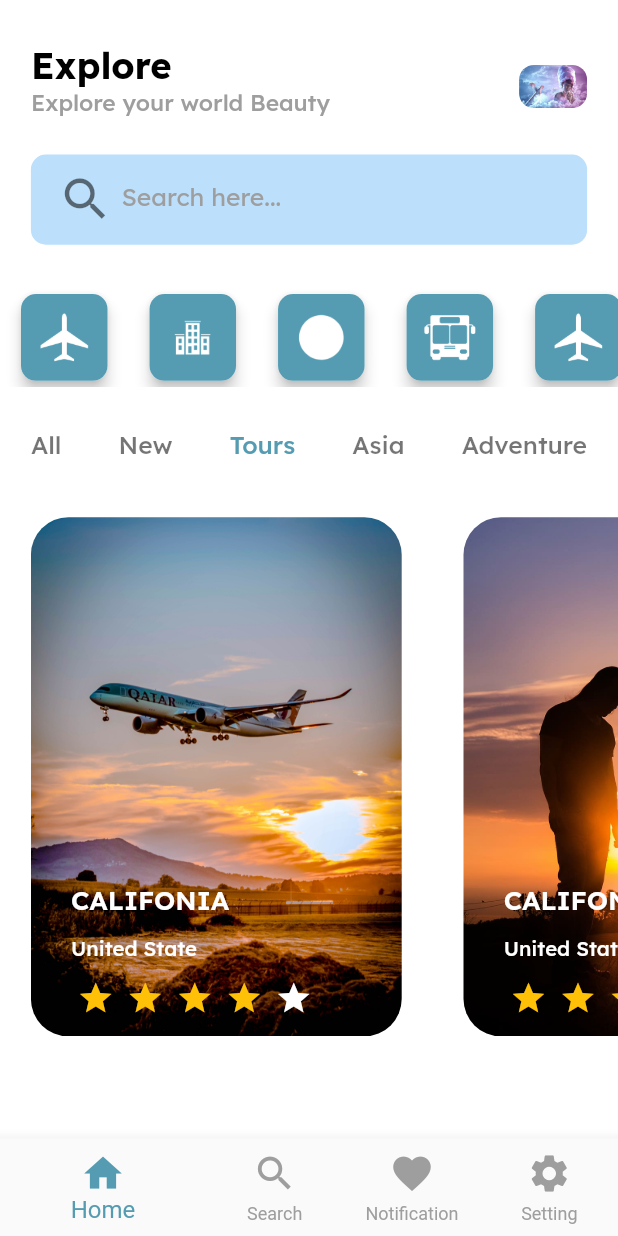
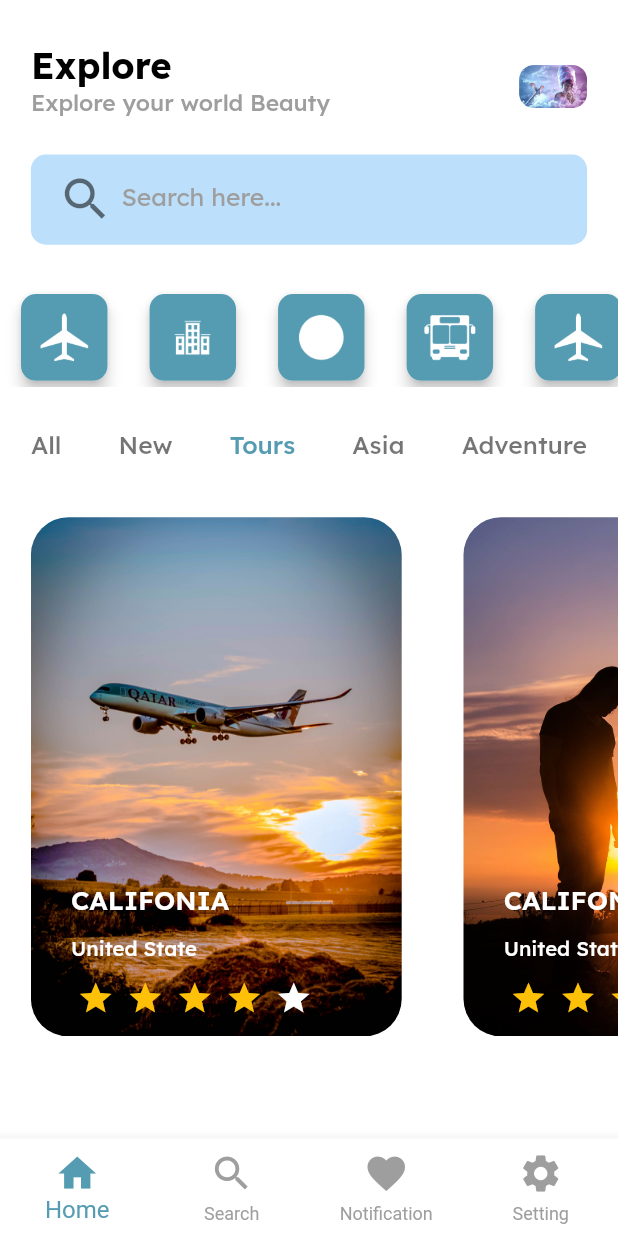
Before and after one commit to hello-favour/travel-app-ui, a Flutter app: the screen it shows after launch, after a tap on "Start", on a phone screen of 412 x 824 dp. Run offline on Flutter 3.47's test engine with Material 2 defaults, Android fonts, the phone set to English and light mode, and no system bars; drawn by our look-alikes of flutter_rating_bar; our stand-ins replace google_fonts.

Commit message:
create multiple screen

```diff
--- /dev/null
+++ b/lib/components/nav_bar.dart
@@ -0,0 +1,56 @@
+import 'package:flutter/material.dart';
+import 'package:flutter/src/widgets/container.dart';
+import 'package:flutter/src/widgets/framework.dart';
+import 'package:travel_app_ui/screens/home_screen.dart';
+import 'package:travel_app_ui/screens/notification_screen.dart';
+import 'package:travel_app_ui/screens/place_screen.dart';
+import 'package:travel_app_ui/screens/search_screen.dart';
+import 'package:travel_app_ui/screens/setting_screen.dart';
+import 'package:travel_app_ui/themes/app_colors.dart';
+
+class NavBar extends StatefulWidget {
+  const NavBar({super.key});
+
+  @override
+  State<NavBar> createState() => _NavBarState();
+}
+
+class _NavBarState extends State<NavBar> {
+  final screens = [
+    const HomeScreen(),
+    const SearchScreen(),
+    const NotificationScreen(),
+    const SettingScreen(),
+  ];
+
+  int selectedIndex = 0;
+  @override
+  Widget build(BuildContext context) {
+    return Scaffold(
+      body: screens[selectedIndex],
+      bottomNavigationBar: BottomNavigationBar(
+        unselectedItemColor: Colors.grey,
+        selectedItemColor: AppColors.primaryColors,
+        backgroundColor: AppColors.appWhite,
+        iconSize: 30,
+        showSelectedLabels: true,
+        type: BottomNavigationBarType.fixed,
+        showUnselectedLabels: true,
+        selectedFontSize: 16,
+        currentIndex: selectedIndex,
+        onTap: (index) {
+          setState(() {
+            selectedIndex = index;
+          });
+        },
+        items: const [
+          BottomNavigationBarItem(icon: Icon(Icons.home), label: "Home"),
+          BottomNavigationBarItem(icon: Icon(Icons.search), label: "Search"),
+          BottomNavigationBarItem(
+              icon: Icon(Icons.favorite), label: "Notification"),
+          BottomNavigationBarItem(icon: Icon(Icons.settings), label: "Setting"),
+        ],
+      ),
+    );
+  }
+}
--- a/lib/screens/home_screen.dart
+++ b/lib/screens/home_screen.dart
@@ -1,7 +1,6 @@
 import 'package:google_fonts/google_fonts.dart';
 import 'package:travel_app_ui/constants/icons_path.dart';
 import 'package:travel_app_ui/constants/image_path.dart';
-import 'package:travel_app_ui/screens/place_screen.dart';
 import 'package:travel_app_ui/screens/place_screen.dart';
 import 'package:travel_app_ui/themes/app_colors.dart';
 import 'package:travel_app_ui/themes/card_padding.dart';
@@ -36,6 +35,7 @@ class _HomeScreenState extends State<HomeScreen> {
     ImagePath.girlTravel,
     ImagePath.world,
   ];
+
   @override
   Widget build(BuildContext context) {
     width = MediaQuery.of(context).size.width;
@@ -306,26 +306,10 @@ class _HomeScreenState extends State<HomeScreen> {
                     },
                   ),
                 ),
-                SizedBox(height: height * 0.035),
+                // SizedBox(height: height * 0.035),
               ],
             ),
           ),
-        ),
-        bottomNavigationBar: BottomNavigationBar(
-          unselectedItemColor: Colors.grey,
-          selectedItemColor: AppColors.primaryColors,
-          iconSize: 30,
-          showSelectedLabels: true,
-          showUnselectedLabels: true,
-          selectedFontSize: 16,
-          items: const [
-            BottomNavigationBarItem(icon: Icon(Icons.home), label: "Home"),
-            BottomNavigationBarItem(icon: Icon(Icons.search), label: "Search"),
-            BottomNavigationBarItem(
-                icon: Icon(Icons.favorite), label: "Notification"),
-            BottomNavigationBarItem(
-                icon: Icon(Icons.settings), label: "Setting"),
-          ],
         ),
       ),
     );
--- a/lib/screens/welcome_screen.dart
+++ b/lib/screens/welcome_screen.dart
@@ -1,11 +1,18 @@
 import 'package:flutter/material.dart';
 import 'package:google_fonts/google_fonts.dart';
+import 'package:travel_app_ui/components/nav_bar.dart';
 import 'package:travel_app_ui/constants/image_path.dart';
 import 'package:travel_app_ui/screens/home_screen.dart';
 import 'package:travel_app_ui/themes/app_colors.dart';
 
-class WelcomeScreen extends StatelessWidget {
+class WelcomeScreen extends StatefulWidget {
   WelcomeScreen({super.key});
+
+  @override
+  State<WelcomeScreen> createState() => _WelcomeScreenState();
+}
+
+class _WelcomeScreenState extends State<WelcomeScreen> {
   var height, width;
 
   @override
@@ -53,7 +60,7 @@ class WelcomeScreen extends StatelessWidget {
                     onTap: () {
                       Navigator.push(context,
                           MaterialPageRoute(builder: (context) {
-                        return const HomeScreen();
+                        return const NavBar();
                       }));
                     },
                     child: Container(
```
Also changed, not shown: lib/screens/notification_screen.dart (added, +15 -0 lines), lib/screens/search_screen.dart (added, +17 -0 lines), lib/screens/setting_screen.dart (added, +18 -0 lines).
